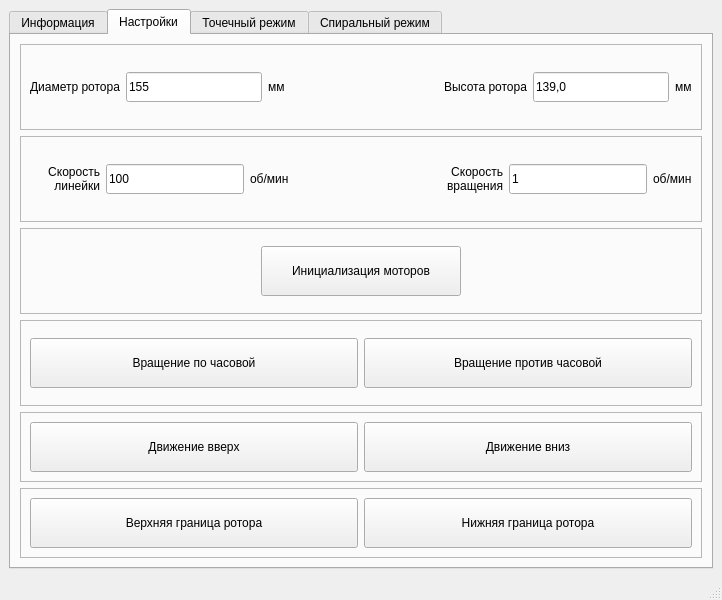
Before: the Qt Designer form rotor_ui.ui in BuslaySt/Rotor, drawn with Qt 5.
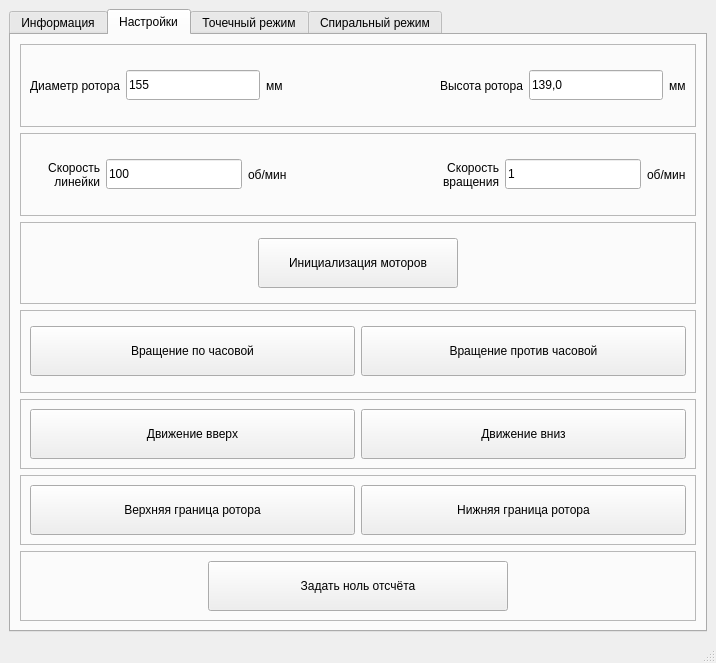
After: the same form once the commit is applied. The open tabs and pages were chosen to show the change. Icons and pictures are not drawn.

```diff
--- a/rotor_ui.ui
+++ b/rotor_ui.ui
@@ -6,8 +6,8 @@
    <rect>
     <x>0</x>
     <y>0</y>
-    <width>722</width>
-    <height>600</height>
+    <width>716</width>
+    <height>663</height>
    </rect>
   </property>
   <property name="minimumSize">
@@ -590,6 +590,69 @@
           </layout>
          </widget>
         </item>
+        <item>
+         <widget class="QFrame" name="tab2_frame7_center">
+          <property name="minimumSize">
+           <size>
+            <width>0</width>
+            <height>70</height>
+           </size>
+          </property>
+          <property name="maximumSize">
+           <size>
+            <width>16777215</width>
+            <height>70</height>
+           </size>
+          </property>
+          <property name="frameShape">
+           <enum>QFrame::StyledPanel</enum>
+          </property>
+          <property name="frameShadow">
+           <enum>QFrame::Raised</enum>
+          </property>
+          <layout class="QHBoxLayout" name="horizontalLayout_14">
+           <item>
+            <spacer name="horizontalSpacer_2">
+             <property name="orientation">
+              <enum>Qt::Horizontal</enum>
+             </property>
+             <property name="sizeHint" stdset="0">
+              <size>
+               <width>168</width>
+               <height>20</height>
+              </size>
+             </property>
+            </spacer>
+           </item>
+           <item>
+            <widget class="QPushButton" name="pBtn_Center">
+             <property name="minimumSize">
+              <size>
+               <width>300</width>
+               <height>50</height>
+              </size>
+             </property>
+             <property name="text">
+              <string>Задать ноль отсчёта</string>
+             </property>
+            </widget>
+           </item>
+           <item>
+            <spacer name="horizontalSpacer_3">
+             <property name="orientation">
+              <enum>Qt::Horizontal</enum>
+             </property>
+             <property name="sizeHint" stdset="0">
+              <size>
+               <width>168</width>
+               <height>20</height>
+              </size>
+             </property>
+            </spacer>
+           </item>
+          </layout>
+         </widget>
+        </item>
        </layout>
       </widget>
       <widget class="QWidget" name="tab3_precise">
```
